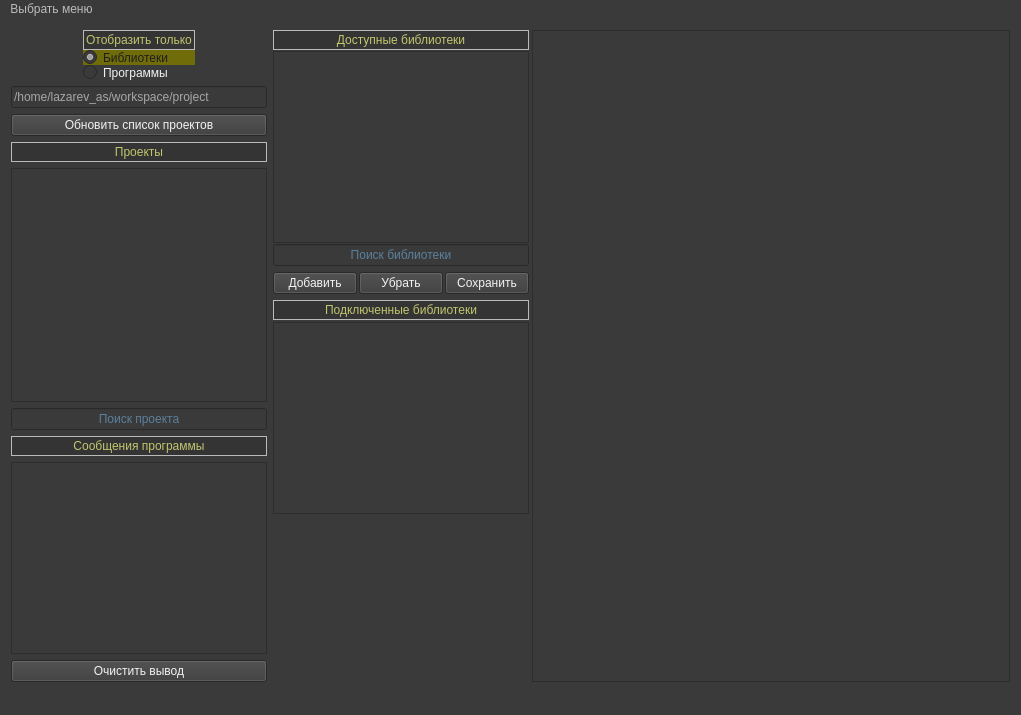
Old version of the form src/gui/mainwindow.ui in the repository VinTRiZz/ProjectUtility.
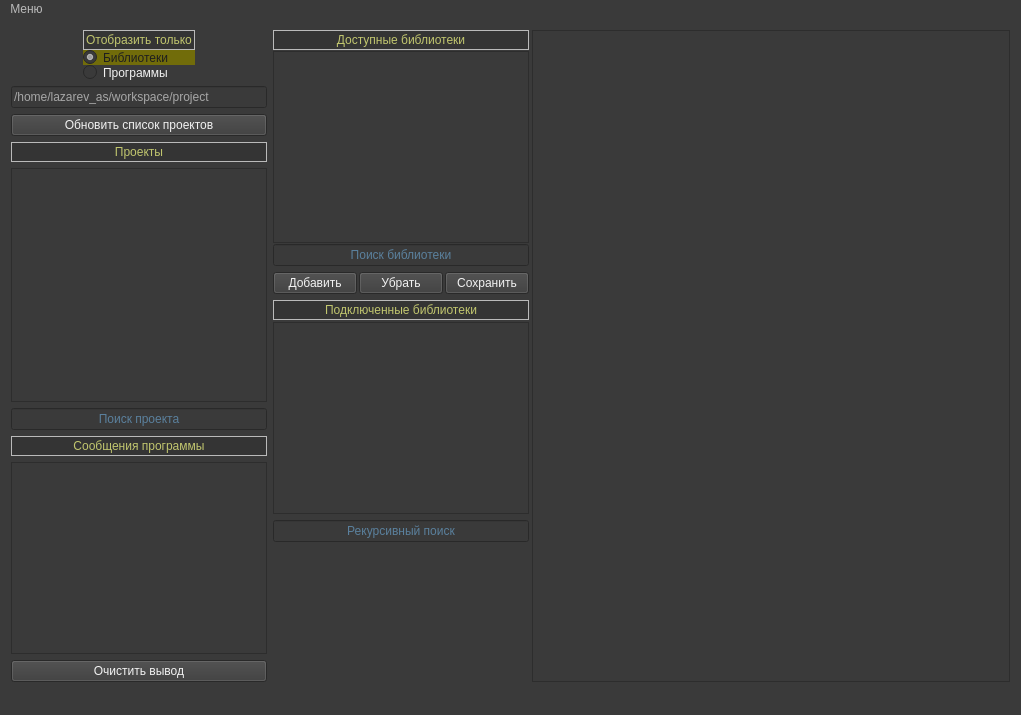
New version of the form. The open tabs and pages were chosen to show the change.

Commit message: Added recursive search

Patch:
```diff
--- a/src/gui/mainwindow.ui
+++ b/src/gui/mainwindow.ui
@@ -595,6 +595,22 @@
             </item>
            </layout>
           </item>
+          <item>
+           <widget class="QLineEdit" name="recursiveSearch_lineEdit">
+            <property name="sizePolicy">
+             <sizepolicy hsizetype="Preferred" vsizetype="Fixed">
+              <horstretch>0</horstretch>
+              <verstretch>0</verstretch>
+             </sizepolicy>
+            </property>
+            <property name="alignment">
+             <set>Qt::AlignCenter</set>
+            </property>
+            <property name="placeholderText">
+             <string>Рекурсивный поиск</string>
+            </property>
+           </widget>
+          </item>
           <item>
            <spacer name="verticalSpacer_4">
             <property name="orientation">
@@ -1123,7 +1139,7 @@
    </property>
    <widget class="QMenu" name="menu">
     <property name="title">
-     <string>Выбрать меню</string>
+     <string>Меню</string>
     </property>
     <addaction name="projectControl_action"/>
     <addaction name="depends_action"/>
```
Left out of the diff: 13 changed lines with no effect on the pictures. The commit also changes 23 other files.
